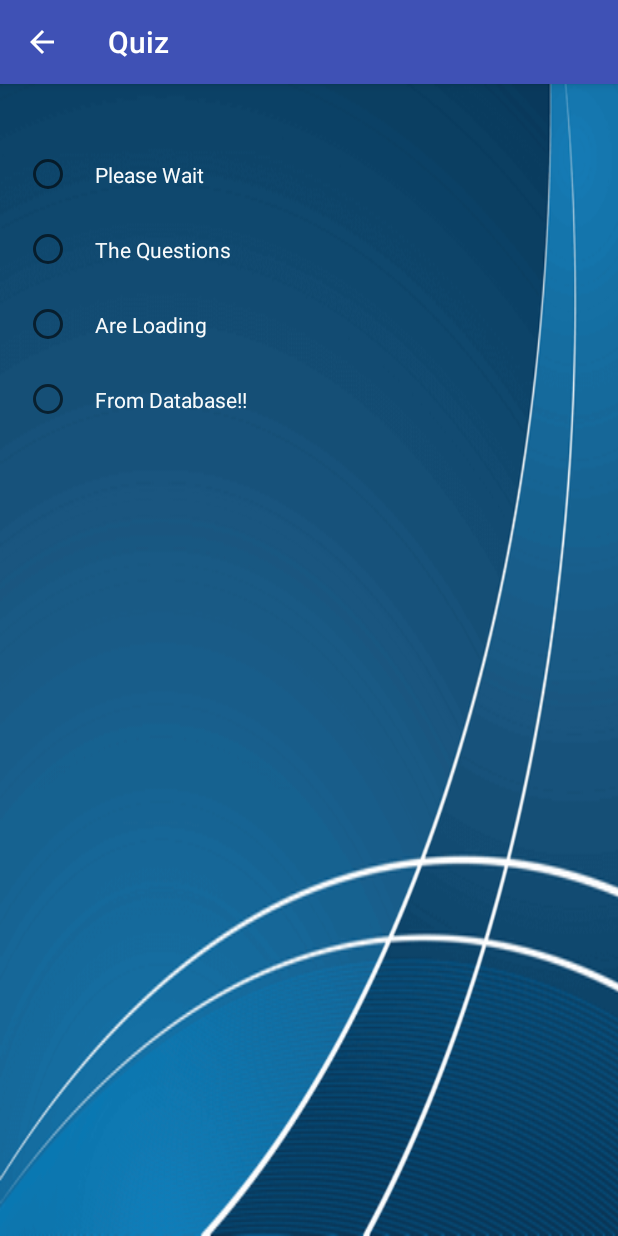
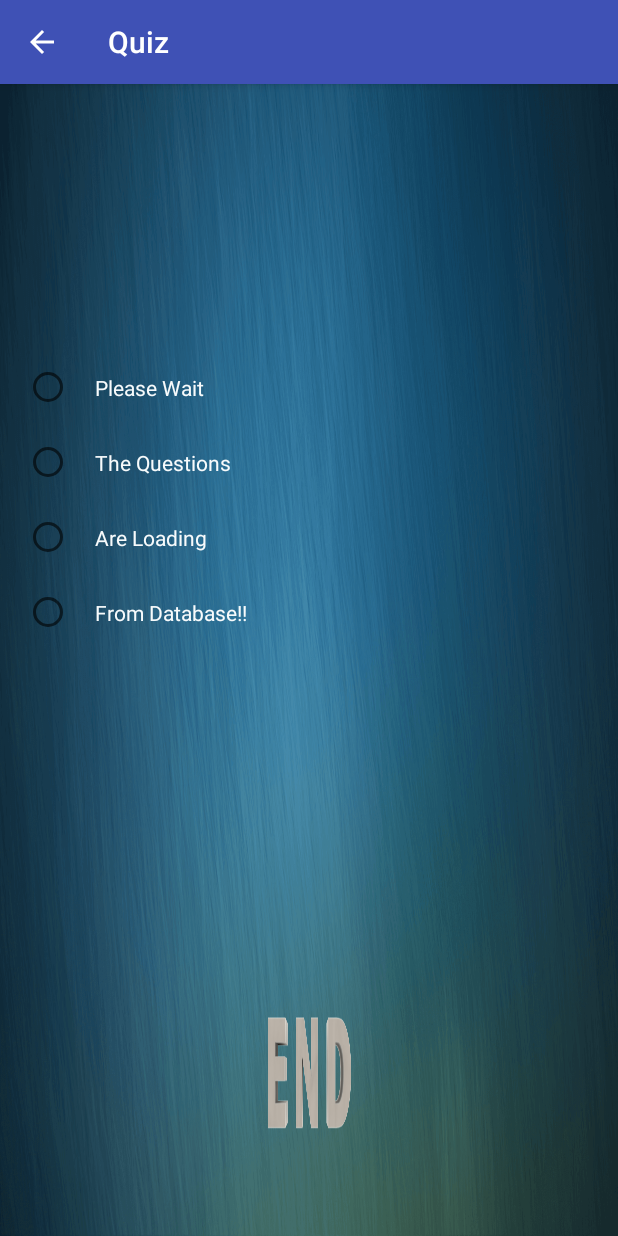
Before and after one commit to BhargavaCS/MiniProject, an Android app: the Quiz screen opened directly, with no data from a screen before it, on a phone screen of 412 x 824 dp. Run offline under Robolectric (Android 15) with nearby library versions, the phone set to English and light mode, and no system bars; our stand-ins replace Firebase (no records; nobody signed in at launch, a user with empty details on screens opened directly); libraries missing offline, so code that uses them is left out: com.google.android.gms; 1 statement that could not run was skipped.

Commit message:
Added End Feature

```diff
--- a/app/src/main/res/layout/activity_feed_back.xml
+++ b/app/src/main/res/layout/activity_feed_back.xml
@@ -15,6 +15,7 @@
     <TextView
         android:layout_width="wrap_content"
         android:layout_height="wrap_content"
+
         android:text="Rate the app and feel free to mail any other useful resources to rambhargavasbr@gmail.com"
         android:layout_gravity="center"
         android:textSize="23dp"
--- a/app/src/main/res/layout/activity_quiz.xml
+++ b/app/src/main/res/layout/activity_quiz.xml
@@ -9,8 +9,9 @@
     android:paddingRight="@dimen/activity_horizontal_margin"
     android:paddingTop="@dimen/activity_vertical_margin"
     tools:context="com.example.bhargava.cse.Quiz"
-    android:background="@drawable/wave_image">
+    android:background="@drawable/bluishgreen">
     <TextView
+        android:layout_weight="1"
         android:id="@+id/ques"
         android:layout_width="wrap_content"
         android:layout_height="wrap_content"
@@ -24,6 +25,7 @@
 
 
         <RadioButton
+            android:layout_weight="1"
             android:id="@+id/RbA"
             android:text="Please Wait"
             android:checked="false"
@@ -33,6 +35,7 @@
             android:padding="15dp"/>
 
         <RadioButton
+            android:layout_weight="1"
             android:id="@+id/RbB"
             android:text="The Questions"
             android:checked="false"
@@ -42,6 +45,7 @@
             android:padding="15dp"/>
 
         <RadioButton
+            android:layout_weight="1"
             android:id="@+id/RbC"
             android:text="Are Loading"
             android:checked="false"
@@ -51,6 +55,7 @@
             android:padding="15dp"/>
 
         <RadioButton
+            android:layout_weight="1"
             android:id="@+id/RbD"
             android:text="From Database!!"
             android:checked="false"
@@ -63,10 +68,21 @@
 
 
     <TextView
+        android:layout_weight="1"
         android:id="@+id/accuracy"
         android:text=""
         android:layout_width="wrap_content"
         android:layout_height="wrap_content"
         android:textColor="#EAF17C"/>
 
+    <ImageButton
+        android:layout_weight="1"
+        android:layout_marginTop="30dp"
+        android:layout_width="60dp"
+        android:layout_height="40dp"
+        android:background="@drawable/end"
+        android:text="End Quiz Now And Get Result"
+        android:layout_gravity="center"
+        android:onClick="endQuiz" />
+
 </LinearLayout>
--- a/app/src/main/res/layout/activity_text_books_list.xml
+++ b/app/src/main/res/layout/activity_text_books_list.xml
@@ -1,3 +1,4 @@
+
 <?xml version="1.0" encoding="utf-8"?>
 <LinearLayout xmlns:android="http://schemas.android.com/apk/res/android"
     xmlns:tools="http://schemas.android.com/tools"
```
Also changed, not shown: app/src/main/java/com/example/bhargava/cse/Quiz.java (+71 -29 lines), app/src/main/java/com/example/bhargava/cse/ResultPage.java (+26 -16 lines), app/src/main/java/com/example/bhargava/cse/Semester.java (+12 -6 lines), app/src/main/java/com/example/bhargava/cse/StartActivity.java (+9 -7 lines), app/src/main/res/drawable/bluishgreen.png (added), app/src/main/res/drawable/end.png (added).
